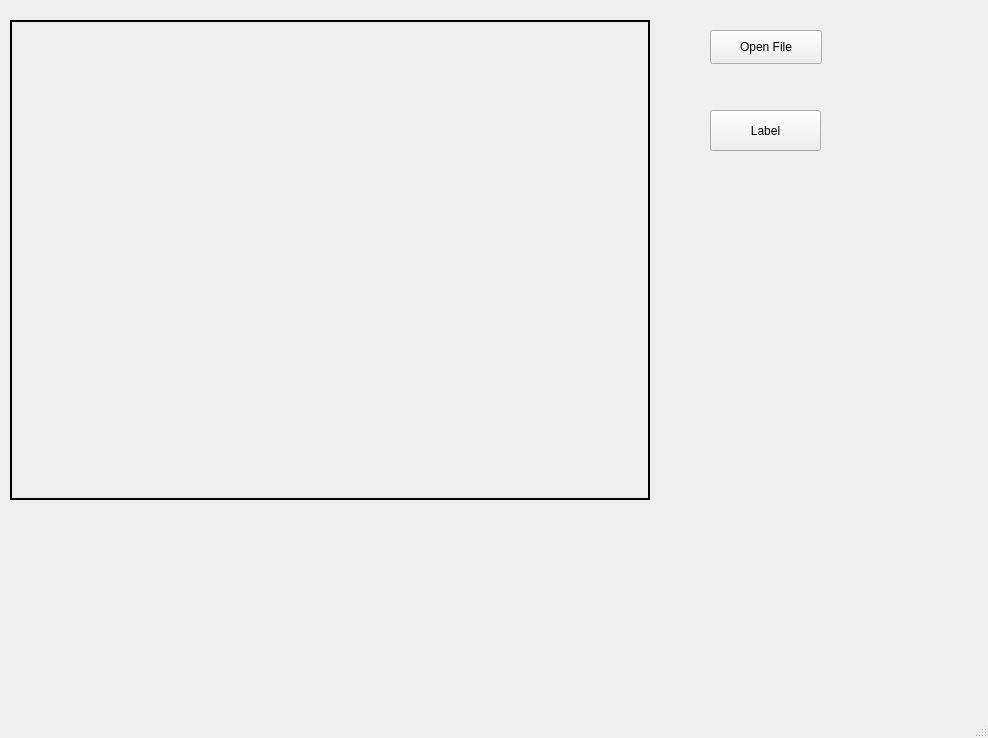
Qt form LabelBezier.ui (cramkl/LabelBezierContour) before a commit.
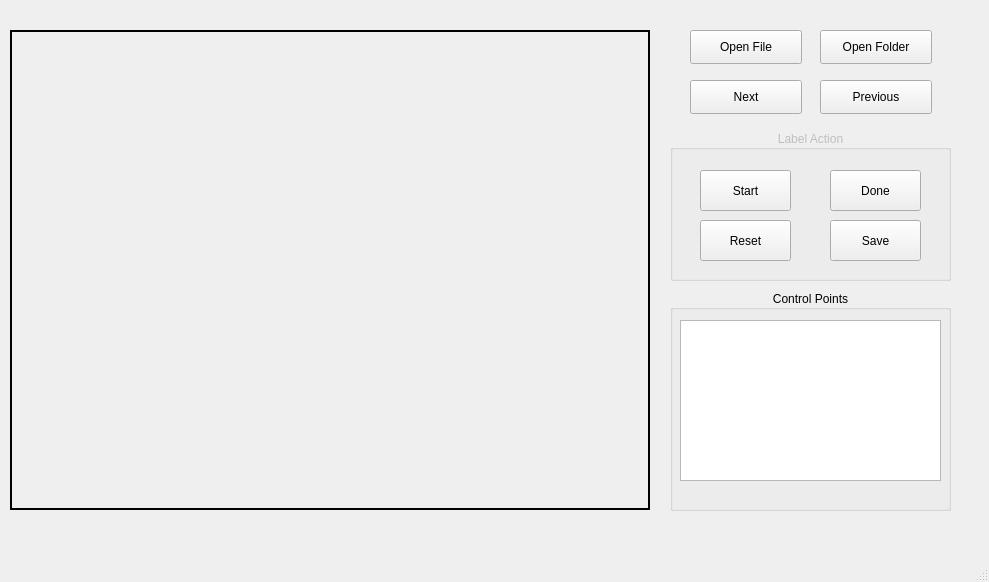
The same form after that commit.

The edit to the form file:
```diff
--- a/LabelBezier.ui
+++ b/LabelBezier.ui
@@ -6,8 +6,8 @@
    <rect>
     <x>0</x>
     <y>0</y>
-    <width>988</width>
-    <height>738</height>
+    <width>989</width>
+    <height>582</height>
    </rect>
   </property>
   <property name="windowTitle">
@@ -17,7 +17,7 @@
    <widget class="QPushButton" name="OpenFile">
     <property name="geometry">
      <rect>
-      <x>710</x>
+      <x>690</x>
       <y>30</y>
       <width>112</width>
       <height>34</height>
@@ -31,7 +31,7 @@
     <property name="geometry">
      <rect>
       <x>10</x>
-      <y>20</y>
+      <y>30</y>
       <width>640</width>
       <height>480</height>
      </rect>
@@ -44,18 +44,155 @@
     </property>
    </widget>
    <widget class="QPushButton" name="LabelButton">
+    <property name="enabled">
+     <bool>true</bool>
+    </property>
     <property name="geometry">
      <rect>
-      <x>710</x>
-      <y>110</y>
-      <width>111</width>
+      <x>700</x>
+      <y>170</y>
+      <width>91</width>
       <height>41</height>
      </rect>
     </property>
     <property name="text">
-     <string>Label</string>
+     <string>Start</string>
     </property>
    </widget>
+   <widget class="QGroupBox" name="groupBox">
+    <property name="enabled">
+     <bool>false</bool>
+    </property>
+    <property name="geometry">
+     <rect>
+      <x>670</x>
+      <y>130</y>
+      <width>281</width>
+      <height>151</height>
+     </rect>
+    </property>
+    <property name="title">
+     <string>Label Action</string>
+    </property>
+    <property name="alignment">
+     <set>Qt::AlignCenter</set>
+    </property>
+   </widget>
+   <widget class="QPushButton" name="OpenFolder">
+    <property name="geometry">
+     <rect>
+      <x>820</x>
+      <y>30</y>
+      <width>112</width>
+      <height>34</height>
+     </rect>
+    </property>
+    <property name="text">
+     <string>Open Folder</string>
+    </property>
+   </widget>
+   <widget class="QGroupBox" name="groupBox_2">
+    <property name="geometry">
+     <rect>
+      <x>670</x>
+      <y>290</y>
+      <width>281</width>
+      <height>221</height>
+     </rect>
+    </property>
+    <property name="title">
+     <string>Control Points</string>
+    </property>
+    <property name="alignment">
+     <set>Qt::AlignCenter</set>
+    </property>
+    <widget class="QListWidget" name="ControlPointList">
+     <property name="geometry">
+      <rect>
+       <x>10</x>
+       <y>30</y>
+       <width>261</width>
+       <height>161</height>
+      </rect>
+     </property>
+    </widget>
+   </widget>
+   <widget class="QPushButton" name="LabelDone">
+    <property name="geometry">
+     <rect>
+      <x>830</x>
+      <y>170</y>
+      <width>91</width>
+      <height>41</height>
+     </rect>
+    </property>
+    <property name="text">
+     <string>Done</string>
+    </property>
+   </widget>
+   <widget class="QPushButton" name="LabelReset">
+    <property name="geometry">
+     <rect>
+      <x>700</x>
+      <y>220</y>
+      <width>91</width>
+      <height>41</height>
+     </rect>
+    </property>
+    <property name="text">
+     <string>Reset</string>
+    </property>
+   </widget>
+   <widget class="QPushButton" name="LabelSave">
+    <property name="geometry">
+     <rect>
+      <x>830</x>
+      <y>220</y>
+      <width>91</width>
+      <height>41</height>
+     </rect>
+    </property>
+    <property name="text">
+     <string>Save</string>
+    </property>
+   </widget>
+   <widget class="QPushButton" name="OpenNext">
+    <property name="geometry">
+     <rect>
+      <x>690</x>
+      <y>80</y>
+      <width>112</width>
+      <height>34</height>
+     </rect>
+    </property>
+    <property name="text">
+     <string>Next</string>
+    </property>
+   </widget>
+   <widget class="QPushButton" name="LabelPrevious">
+    <property name="geometry">
+     <rect>
+      <x>820</x>
+      <y>80</y>
+      <width>112</width>
+      <height>34</height>
+     </rect>
+    </property>
+    <property name="text">
+     <string>Previous</string>
+    </property>
+   </widget>
+   <zorder>groupBox_2</zorder>
+   <zorder>groupBox</zorder>
+   <zorder>OpenFile</zorder>
+   <zorder>ImageLabel</zorder>
+   <zorder>LabelButton</zorder>
+   <zorder>OpenFolder</zorder>
+   <zorder>LabelDone</zorder>
+   <zorder>LabelReset</zorder>
+   <zorder>LabelSave</zorder>
+   <zorder>OpenNext</zorder>
+   <zorder>LabelPrevious</zorder>
   </widget>
   <widget class="QMenuBar" name="menubar">
    <property name="geometry">
```
Left out of the diff: 2 changed lines with no effect on the pictures.
